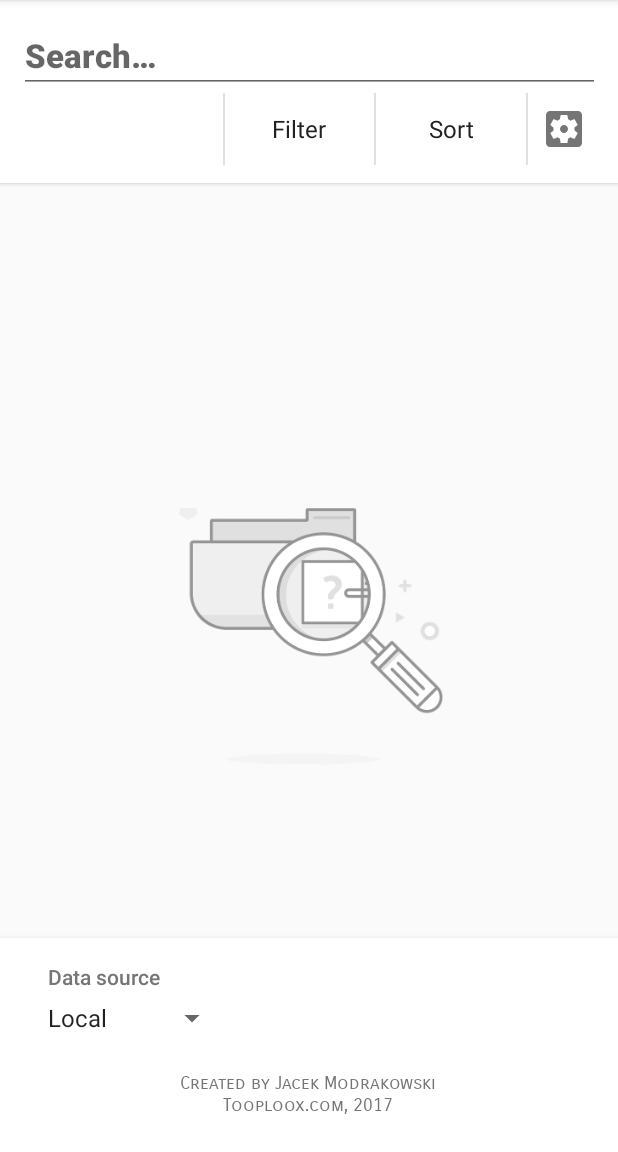
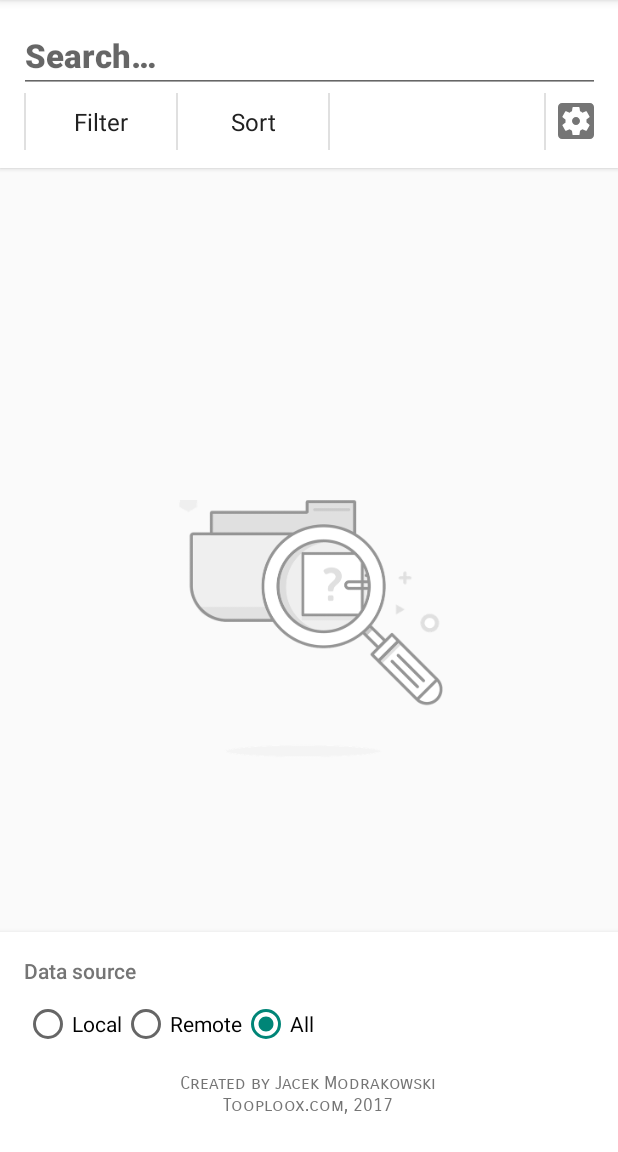
Before and after one commit to jmodrako/SongApp, an Android app: the screen it shows after launch (SearchActivity), after a tap on an icon or button, on a phone screen of 412 x 824 dp, the part 84-1236 px from its top. Run offline under Robolectric (Android 15) with nearby library versions, the phone set to English and light mode, and no system bars; our stand-ins replace RxJava, data binding; libraries missing offline, so code that uses them is left out: com.jakewharton.rxbinding2, com.jakewharton.threetenabp; 3 statements that could not run were skipped; 2 other taps on this screen came first.

Commit message:
Polishes code.

```diff
--- /dev/null
+++ b/app/src/main/kotlin/com/tooploox/songapp/search/DataSourceEnum.kt
@@ -0,0 +1,9 @@
+package com.tooploox.songapp.search
+
+enum class DataSourceEnum(val default: Boolean = false) {
+    LOCAL, REMOTE, ALL(true);
+
+    companion object {
+        fun default(): DataSourceEnum = values().first(DataSourceEnum::default)
+    }
+}
--- a/app/src/main/kotlin/com/tooploox/songapp/search/SearchActivity.kt
+++ b/app/src/main/kotlin/com/tooploox/songapp/search/SearchActivity.kt
@@ -39,33 +39,8 @@ import io.reactivex.android.schedulers.AndroidSchedulers
 import io.reactivex.disposables.CompositeDisposable
 import io.reactivex.schedulers.Schedulers
 
-enum class SortBy(val visible: Boolean = true) {
-    TITLE, AUTHOR, YEAR, NONE(false)
-}
-
 typealias FilterDefinition = (SongModel) -> Boolean
 typealias SongPredicate = (SongModel, String) -> Boolean
-
-data class AppState(
-    var dataSource: DataSourceEnum = DataSourceEnum.REMOTE,
-    var query: String = "",
-    var sortBy: SortBy = SortBy.NONE,
-    private var filtersMap: MutableMap<String, FilterDefinition> = mutableMapOf()) {
-
-    fun isSortActive() = sortBy != SortBy.NONE
-
-    fun isFilterActive() = filtersMap.isNotEmpty()
-
-    fun registerFilter(filterKey: String, filter: FilterDefinition) {
-        filtersMap[filterKey] = filter
-    }
-
-    fun unregisterFilter(filterKey: String) = filtersMap.remove(filterKey)
-
-    fun clearFilters() = filtersMap.clear()
-
-    fun filtersDefinitions(): MutableCollection<FilterDefinition> = filtersMap.values
-}
 
 class SearchActivity : AppCompatActivity(), SearchView {
 
@@ -80,7 +55,7 @@ class SearchActivity : AppCompatActivity(), SearchView {
     private val allBottomSheets by lazy { listOf(settingsBottomSheet, filterBottomSheet, sortBottomSheet) }
 
     private val compositeDisposable = CompositeDisposable()
-    private var appState = AppState()
+    private var searchState = SearchState.newState()
 
     private val adapterDataObserver = object : RecyclerView.AdapterDataObserver() {
         override fun onChanged() {
@@ -110,7 +85,7 @@ class SearchActivity : AppCompatActivity(), SearchView {
         setupLoadingIndicator()
 
         setupSearchInput()
-        setupSearchDataSourceSpinner()
+        setupSettings()
         setupSearchResultsList()
     }
 
@@ -182,7 +157,7 @@ class SearchActivity : AppCompatActivity(), SearchView {
                 val radioBtn = RadioButton(this).apply {
                     text = it.name.toLowerCase().capitalize()
                     click {
-                        appState.sortBy = it
+                        searchState.sortBy = it
                         refreshListFromSortBy()
                     }
                 }
@@ -195,7 +170,7 @@ class SearchActivity : AppCompatActivity(), SearchView {
                 .filterIsInstance(RadioButton::class.java)
                 .forEach { it.isChecked = false }
 
-            appState.sortBy = SortBy.NONE
+            searchState.sortBy = SortBy.NONE
             refreshListFromSortBy()
 
             hideBottomSheet(sortBottomSheet)
@@ -226,11 +201,11 @@ class SearchActivity : AppCompatActivity(), SearchView {
 
             prepareSpinner(finalData, spinnerBinding.spinner,
                 clickCallback = { clickedFilter ->
-                    appState.registerFilter(filterKey, { song -> songPredicate(song, clickedFilter) })
+                    searchState.registerFilter(filterKey, { song -> songPredicate(song, clickedFilter) })
                     refreshListFromFilterBy()
                 },
                 defaultCallback = {
-                    appState.unregisterFilter(filterKey)
+                    searchState.unregisterFilter(filterKey)
                     refreshListFromFilterBy()
                 })
 
@@ -246,7 +221,7 @@ class SearchActivity : AppCompatActivity(), SearchView {
         }
 
         binding.bottomSheetFilter.filterClear.click {
-            appState.clearFilters()
+            searchState.clearFilters()
 
             binding.bottomSheetFilter.filterArtist.spinner.setSelection(0)
             binding.bottomSheetFilter.filterGenre.spinner.setSelection(0)
@@ -281,9 +256,9 @@ class SearchActivity : AppCompatActivity(), SearchView {
     }
 
     private fun refreshListFromFilterBy() {
-        val filterValues = appState.filtersDefinitions()
+        val filterValues = searchState.filtersDefinitions()
         val filteredData = presenter.filter(listAdapter.originalData, filterValues)
-        val finalData = if (appState.isSortActive()) presenter.sort(filteredData, appState.sortBy) else filteredData
+        val finalData = if (searchState.isSortActive()) presenter.sort(filteredData, searchState.sortBy) else filteredData
 
         listAdapter.updateData(finalData)
         listAdapter.notifyDataSetChanged()
@@ -292,13 +267,13 @@ class SearchActivity : AppCompatActivity(), SearchView {
     }
 
     private fun refreshListFromSortBy() {
-        val toSort = listAdapter.run { if (appState.isFilterActive()) currentData else originalData }
-        val sortedData = presenter.sort(toSort, appState.sortBy)
+        val toSort = listAdapter.run { if (searchState.isFilterActive()) currentData else originalData }
+        val sortedData = presenter.sort(toSort, searchState.sortBy)
 
         listAdapter.updateData(sortedData)
         listAdapter.notifyDataSetChanged()
 
-        activateLabel(binding.sort, appState.sortBy != SortBy.NONE)
+        activateLabel(binding.sort, searchState.sortBy != SortBy.NONE)
     }
 
     private fun activateLabel(label: TextView, enable: Boolean) {
@@ -367,24 +342,31 @@ class SearchActivity : AppCompatActivity(), SearchView {
         bottomSheet.state = BottomSheetBehavior.STATE_HIDDEN
     }
 
-    private fun setupSearchDataSourceSpinner() {
-        val sources = DataSourceEnum.values()
-        val items = sources.map { it.name.toLowerCase().capitalize() }
-        val adapter = ArrayAdapter<String>(this,
-            android.R.layout.simple_list_item_1, android.R.id.text1).apply {
-            addAll(items)
+    private fun setupSettings() {
+        val radioGroup = binding.bottomSheetSettings.dataSourceRadioGroup
+        val values = DataSourceEnum.values()
+
+        values.forEach {
+            val radioBtn = RadioButton(this).apply {
+                text = it.name.toLowerCase().capitalize()
+
+                click {
+                    searchState.updateDataSource(it)
+                    hideBottomSheet(settingsBottomSheet)
+                    binding.searchInput.retype()
+
+                    isChecked = !isChecked
+                }
+
+                if (it.default) {
+                    searchState.updateDataSource(it)
+                }
+
+                isChecked = it.default
+            }
+
+            radioGroup.addView(radioBtn)
         }
-
-        binding.bottomSheetSettings.dataSourceSpinner.onItemSelectedListener = object : AdapterView.OnItemSelectedListener {
-            override fun onNothingSelected(parent: AdapterView<*>?) {}
-            override fun onItemSelected(parent: AdapterView<*>?, view: View?, position: Int, id: Long) {
-                appState.dataSource = sources[position]
-                hideBottomSheet(settingsBottomSheet)
-
-                binding.searchInput.retype()
-            }
-        }
-        binding.bottomSheetSettings.dataSourceSpinner.adapter = adapter
     }
 
     private fun setupSearchInput() {
@@ -412,14 +394,14 @@ class SearchActivity : AppCompatActivity(), SearchView {
             .subscribeOn(Schedulers.io())
             .observeOn(AndroidSchedulers.mainThread())
             .doOnNext {
-                appState.query = it
+                searchState.updateSearchQuery(it)
 
                 if (it.isEmpty()) binding.clearSearchInput.gone()
                 else {
                     binding.clearSearchInput.visible()
                 }
             }
-            .subscribe({ presenter.handleSearchQuery(it, appState.dataSource) })
+            .subscribe({ presenter.handleSearchQuery(it, searchState.dataSource) })
             .addToDisposable(compositeDisposable)
     }
 }
--- a/app/src/main/kotlin/com/tooploox/songapp/search/SearchPresenter.kt
+++ b/app/src/main/kotlin/com/tooploox/songapp/search/SearchPresenter.kt
@@ -9,10 +9,6 @@ import io.reactivex.android.schedulers.AndroidSchedulers
 import io.reactivex.schedulers.Schedulers
 import io.reactivex.subjects.PublishSubject
 import java.util.concurrent.TimeUnit
-
-enum class DataSourceEnum {
-    LOCAL, REMOTE, ALL
-}
 
 typealias SearchQuery = Pair<DataSourceEnum, String>
 
--- /dev/null
+++ b/app/src/main/kotlin/com/tooploox/songapp/search/SearchState.kt
@@ -0,0 +1,35 @@
+package com.tooploox.songapp.search
+
+data class SearchState(
+    var dataSource: DataSourceEnum,
+    var query: String = "",
+    var sortBy: SortBy = SortBy.NONE,
+    private var filtersMap: MutableMap<String, FilterDefinition> = mutableMapOf()) {
+
+    fun isSortActive() = sortBy != SortBy.NONE
+
+    fun isFilterActive() = filtersMap.isNotEmpty()
+
+    fun registerFilter(filterKey: String, filter: FilterDefinition) {
+        filtersMap[filterKey] = filter
+    }
+
+    fun unregisterFilter(filterKey: String) = filtersMap.remove(filterKey)
+
+    fun clearFilters() = filtersMap.clear()
+
+    fun filtersDefinitions(): MutableCollection<FilterDefinition> = filtersMap.values
+
+    fun updateDataSource(newDataSource: DataSourceEnum) {
+        dataSource = newDataSource
+    }
+
+    fun updateSearchQuery(newSearchQuery: String) {
+        query = newSearchQuery
+    }
+
+    companion object {
+        fun newState(): SearchState = SearchState(DataSourceEnum.default())
+
+    }
+}
--- /dev/null
+++ b/app/src/main/kotlin/com/tooploox/songapp/search/SortBy.kt
@@ -0,0 +1,5 @@
+package com.tooploox.songapp.search
+
+enum class SortBy(val visible: Boolean = true) {
+    TITLE, AUTHOR, YEAR, NONE(false)
+}
--- a/app/src/main/res/layout/activity_search.xml
+++ b/app/src/main/res/layout/activity_search.xml
@@ -1,12 +1,12 @@
 <?xml version="1.0" encoding="utf-8"?>
-<layout>
+<layout xmlns:tools="http://schemas.android.com/tools">
 
     <LinearLayout xmlns:android="http://schemas.android.com/apk/res/android"
-        xmlns:app="http://schemas.android.com/apk/res-auto"
-        android:id="@+id/search_root"
-        android:layout_width="match_parent"
-        android:layout_height="match_parent"
-        android:orientation="vertical">
+                  xmlns:app="http://schemas.android.com/apk/res-auto"
+                  android:id="@+id/search_root"
+                  android:layout_width="match_parent"
+                  android:layout_height="match_parent"
+                  android:orientation="vertical">
 
         <LinearLayout
             android:layout_width="match_parent"
@@ -63,30 +63,17 @@
             <LinearLayout
                 android:layout_width="match_parent"
                 android:layout_height="wrap_content"
-                android:layout_gravity="end"
                 android:divider="?android:attr/dividerVertical"
                 android:gravity="center_vertical"
                 android:orientation="horizontal"
                 android:paddingStart="4dp"
-                android:showDividers="middle">
-
-                <TextView
-                    android:id="@+id/search_result_count"
-                    android:layout_width="0dp"
-                    android:layout_height="wrap_content"
-                    android:layout_weight="0.4"
-                    android:gravity="start"
-                    android:paddingEnd="8dp"
-                    android:text=""
-                    android:textColor="@color/secondary_text"
-                    android:textSize="14sp"
-                    android:textStyle="italic" />
+                android:showDividers="middle|beginning">
 
                 <TextView
                     android:id="@+id/filter"
-                    android:layout_width="0dp"
+                    android:minWidth="100dp"
+                    android:layout_width="wrap_content"
                     android:layout_height="wrap_content"
-                    android:layout_weight="0.3"
                     android:background="?attr/selectableItemBackground"
                     android:clickable="true"
                     android:fontFamily="sans-serif"
@@ -98,9 +85,9 @@
 
                 <TextView
                     android:id="@+id/sort"
-                    android:layout_width="0dp"
+                    android:layout_width="wrap_content"
+                    android:minWidth="100dp"
                     android:layout_height="wrap_content"
-                    android:layout_weight="0.3"
                     android:background="?attr/selectableItemBackground"
                     android:clickable="true"
                     android:fontFamily="sans-serif"
@@ -110,15 +97,28 @@
                     android:textColor="@color/search_filter_sort_label_text_color_selector"
                     android:textSize="16sp" />
 
+                <TextView
+                    android:id="@+id/search_result_count"
+                    android:layout_width="0dp"
+                    android:layout_height="wrap_content"
+                    android:layout_weight="1"
+                    android:gravity="center"
+                    android:text=""
+                    android:textColor="@color/secondary_text"
+                    android:textSize="14sp"
+                    android:textStyle="italic" />
+
                 <ImageView
                     android:id="@+id/settings"
                     android:layout_width="32dp"
                     android:layout_height="32dp"
-                    android:layout_margin="8dp"
+                    android:layout_marginStart="4dp"
+                    android:layout_gravity="end|center_vertical"
                     android:background="?attr/selectableItemBackground"
                     android:contentDescription="@null"
                     android:src="@drawable/ic_settings"
                     android:tint="@color/secondary_text" />
+
             </LinearLayout>
         </LinearLayout>
 
--- a/app/src/main/res/layout/layout_settings.xml
+++ b/app/src/main/res/layout/layout_settings.xml
@@ -1,7 +1,8 @@
 <?xml version="1.0" encoding="utf-8"?>
 <layout>
 
-    <LinearLayout xmlns:android="http://schemas.android.com/apk/res/android"
+    <LinearLayout
+        xmlns:android="http://schemas.android.com/apk/res/android"
         xmlns:app="http://schemas.android.com/apk/res-auto"
         xmlns:tools="http://schemas.android.com/tools"
         android:id="@+id/bottom_sheet"
@@ -19,24 +20,25 @@
         <TextView
             android:layout_width="wrap_content"
             android:layout_height="wrap_content"
-            android:layout_marginBottom="-6dp"
+            android:layout_marginBottom="4dp"
             android:fontFamily="sans-serif-medium"
-            android:paddingStart="?android:attr/listPreferredItemPaddingStart"
             android:text="@string/data_source"
             android:textColor="@color/secondary_text"
             android:textSize="14sp" />
 
-        <Spinner
-            android:id="@+id/data_source_spinner"
-            android:layout_width="wrap_content"
-            android:layout_height="wrap_content" />
+        <RadioGroup
+            android:id="@+id/data_source_radio_group"
+            android:layout_width="match_parent"
+            android:layout_marginTop="6dp"
+            android:layout_height="wrap_content"
+            android:orientation="horizontal" />
 
         <TextView
             android:layout_width="wrap_content"
             android:layout_height="wrap_content"
             android:layout_gravity="center_horizontal|bottom"
             android:layout_marginBottom="8dp"
-            android:layout_marginTop="12dp"
+            android:layout_marginTop="16dp"
             android:fontFamily="sans-serif-smallcaps"
             android:gravity="center"
             android:text="@string/author_info"
--- a/app/src/main/res/layout/layout_spinner_with_label.xml
+++ b/app/src/main/res/layout/layout_spinner_with_label.xml
@@ -12,6 +12,7 @@
         xmlns:android="http://schemas.android.com/apk/res/android"
         android:orientation="vertical"
         android:layout_width="match_parent"
+        android:visibility="gone"
         android:layout_height="wrap_content">
 
         <TextView
```
